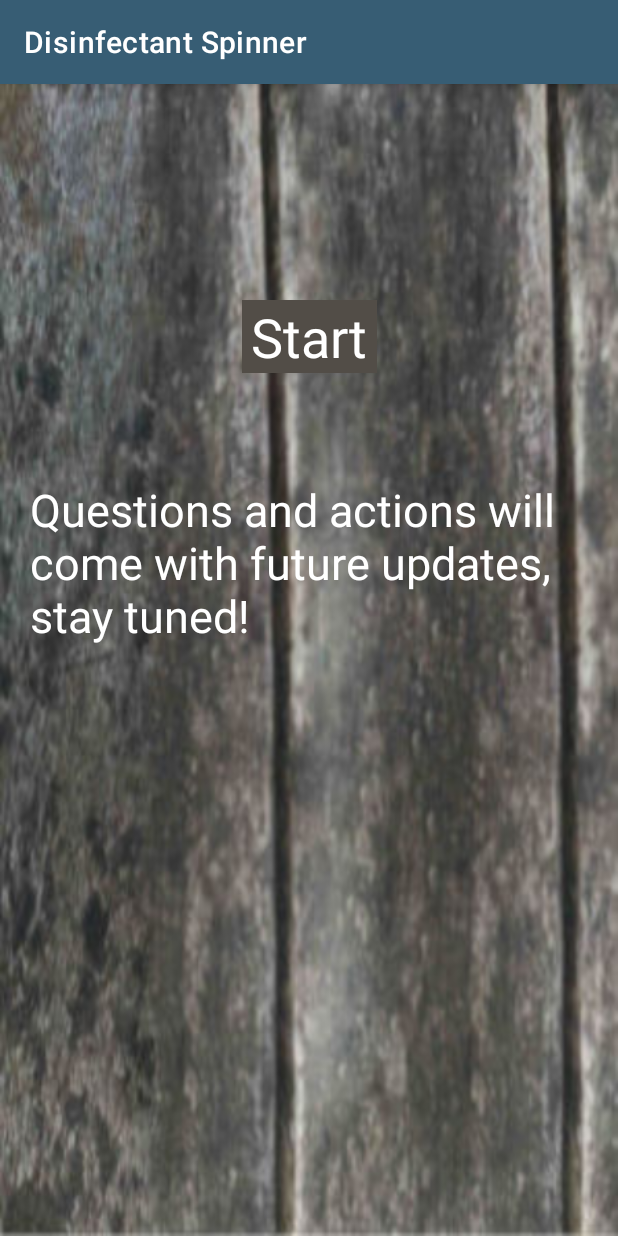
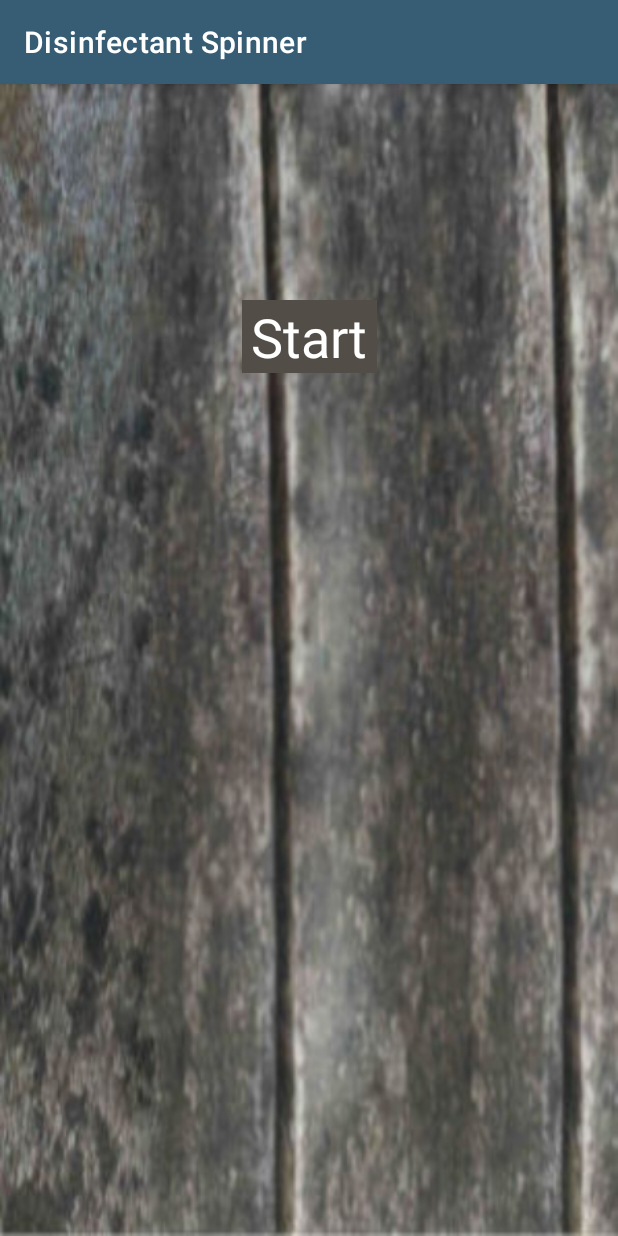
Before and after one commit to teohan-eksi/Disinfectant-Spinner, an Android app: the screen it shows after launch (MainActivity), on a phone screen of 412 x 824 dp. Run offline under Robolectric (Android 15) with nearby library versions, the phone set to English and light mode, and no system bars.

Commit message:
last layout change

```diff
--- a/app/src/main/res/layout/activity_main.xml
+++ b/app/src/main/res/layout/activity_main.xml
@@ -19,21 +19,4 @@
         app:layout_constraintTop_toTopOf="parent"
         app:layout_constraintVertical_bias="0.20" />
 
-    <TextView
-        android:id="@+id/featureAlert"
-        android:layout_width="0dp"
-        android:layout_height="wrap_content"
-        android:padding="2dp"
-        android:paddingStart="20dp"
-        android:paddingEnd="20dp"
-        android:text="@string/feature_alert"
-        android:textAlignment="viewStart"
-        android:textColor="@color/white"
-        android:textSize="30sp"
-        app:layout_constraintBottom_toBottomOf="parent"
-        app:layout_constraintLeft_toLeftOf="parent"
-        app:layout_constraintRight_toRightOf="parent"
-        app:layout_constraintTop_toTopOf="parent"
-        app:layout_constraintVertical_bias="0.40" />
-
 </androidx.constraintlayout.widget.ConstraintLayout>
```
